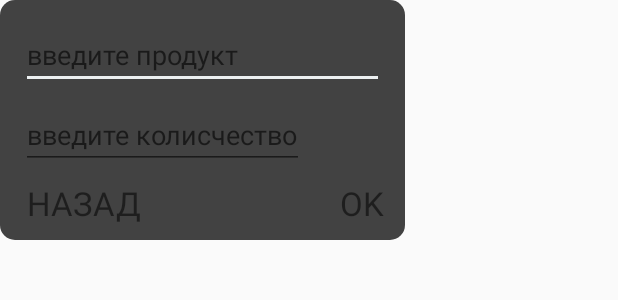
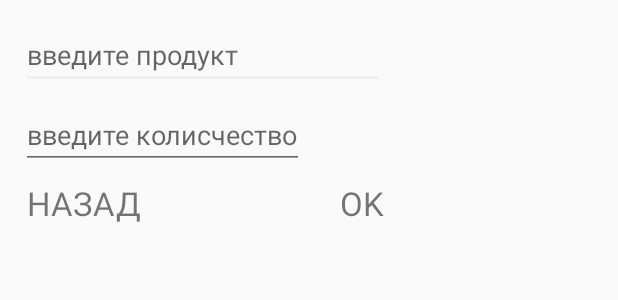
Before and after one commit to Hiplice/nonameproject, an Android app: the layout activity_product_dialog.xml on its own in the app's theme, with its tools: preview values and no code run, on a phone screen of 412 x 824 dp. Shown: the top 300 px of the screen. Run offline under Robolectric (Android 15) with nearby library versions, the phone set to English and light mode, and no system bars.

Commit message:
dialog changed

```diff
--- a/app/src/main/java/com/example/user/freedge/ProductDialog.java
+++ b/app/src/main/java/com/example/user/freedge/ProductDialog.java
@@ -5,8 +5,10 @@ import android.support.v7.app.AppCompatActivity;
 import android.os.Bundle;
 import android.support.v7.widget.Toolbar;
 import android.view.View;
+import android.widget.AdapterView;
 import android.widget.ArrayAdapter;
 import android.widget.AutoCompleteTextView;
+import android.widget.TextView;
 import android.widget.Toast;
 
 public class ProductDialog extends AppCompatActivity {
--- a/app/src/main/res/layout/activity_product_dialog.xml
+++ b/app/src/main/res/layout/activity_product_dialog.xml
@@ -4,7 +4,6 @@
     xmlns:tools="http://schemas.android.com/tools"
     android:layout_width="270dp"
     android:layout_height="wrap_content"
-    android:background="@drawable/dialog_window"
     android:orientation="vertical"
     android:padding="10dp"
     tools:context=".ProductDialog">
--- a/app/src/main/res/values/colors.xml
+++ b/app/src/main/res/values/colors.xml
@@ -5,6 +5,7 @@
     <color name="colorPrimary">#EEEEEE</color>
     <color name="colorPrimaryDark">#212121</color>
     <color name="colorAccent">#ECF0F1</color>
+    <color name="white">#EEEAEA</color>
 
     <!-- Project interface colors -->
     <color name="projectLight">#bdc3c7</color>
--- a/app/src/main/res/values/styles.xml
+++ b/app/src/main/res/values/styles.xml
@@ -2,7 +2,6 @@
 
     <!-- Base application theme. -->
     <style name="AppTheme" parent="Theme.AppCompat.Light.NoActionBar">
-
         <item name="android:navigationBarColor">#212121</item>
 
         <!-- Main colors. -->
@@ -24,7 +23,7 @@
     <style name="Theme.MyDialog" parent="@style/Theme.AppCompat.Light.Dialog">
         <item name="windowActionBar">false</item>
         <item name="windowNoTitle">true</item>
-        <item name="android:background">@drawable/dialog_window</item>
+        <item name="android:background">@color/white</item>
     </style>
 
 </resources>
```
